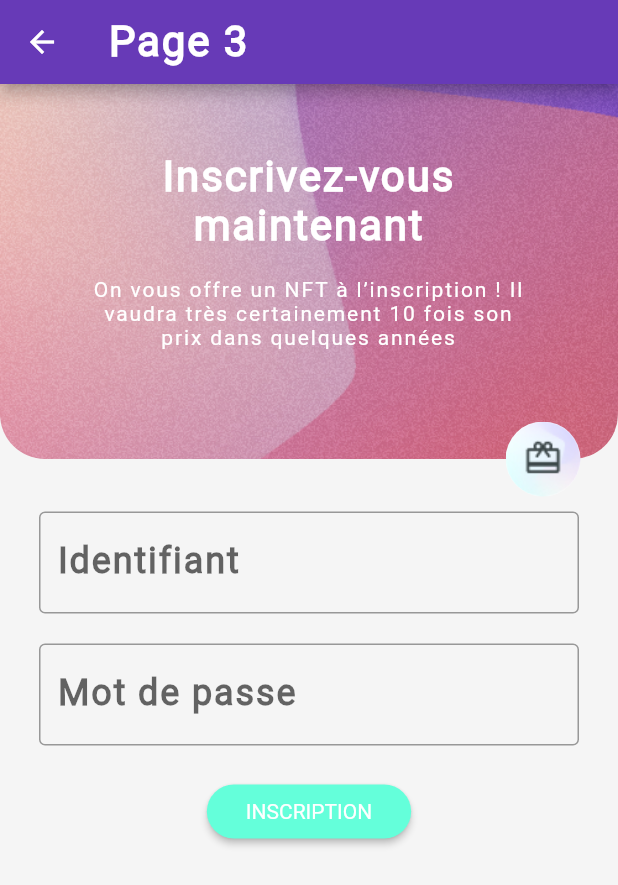
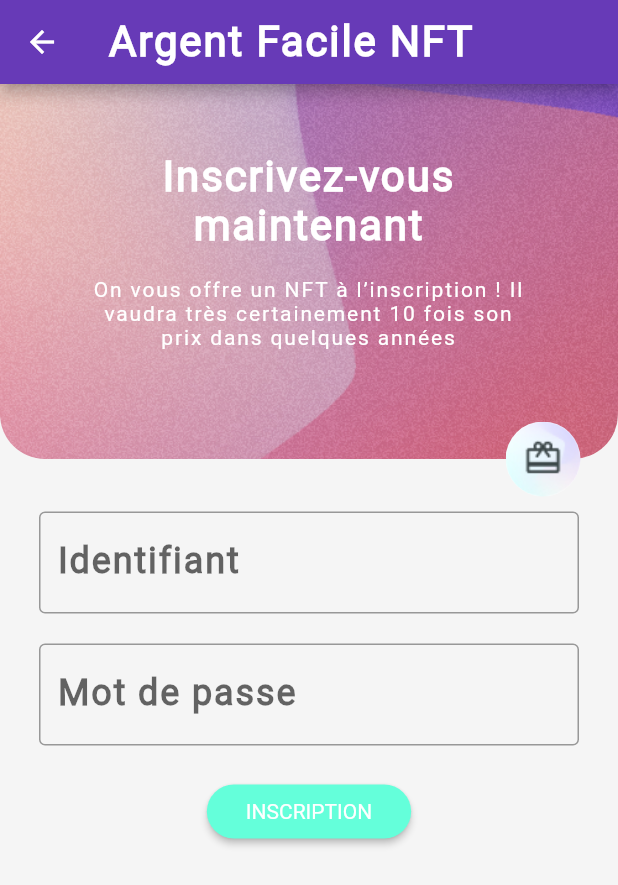
Before and after one commit to E-IckArt/nft_app_final, a Flutter app: the Page3 screen opened directly, on a phone screen of 412 x 824 dp. Shown: the top 885 px of the screen. Run offline on Flutter 3.47's test engine with Material 2 defaults, Android fonts, the phone set to English and light mode, and no system bars; missing offline and left inert: dart:ffi; network calls fail.

Commit message:
Activate Onboarding Pages

```diff
--- a/lib/views/Onboarding/on_boarding_pager.dart
+++ b/lib/views/Onboarding/on_boarding_pager.dart
@@ -24,13 +24,13 @@ class OnboardingPager extends StatelessWidget {
           controller: controller,
           children: <Widget>[
             const Center(
-              child: Page1(title: "Page 1"),
+              child: Page1(title: "Argent Facile NFT"),
             ),
             Center(
-              child: Page2(title: "Page 2"),
+              child: Page2(title: "Argent Facile NFT"),
             ),
             const Center(
-              child: Page3(title: "Page 3"),
+              child: Page3(title: "Argent Facile NFT"),
             )
           ],
         ),
--- a/lib/widgets/app_wrapper.dart
+++ b/lib/widgets/app_wrapper.dart
@@ -10,7 +10,7 @@ class AppWrapper extends StatefulWidget {
 }
 
 class _AppWrapperState extends State<AppWrapper> {
-  bool skipOnboarding = true;
+  bool skipOnboarding = false;
   @override
   Widget build(BuildContext context) {
     return MaterialApp(
```
